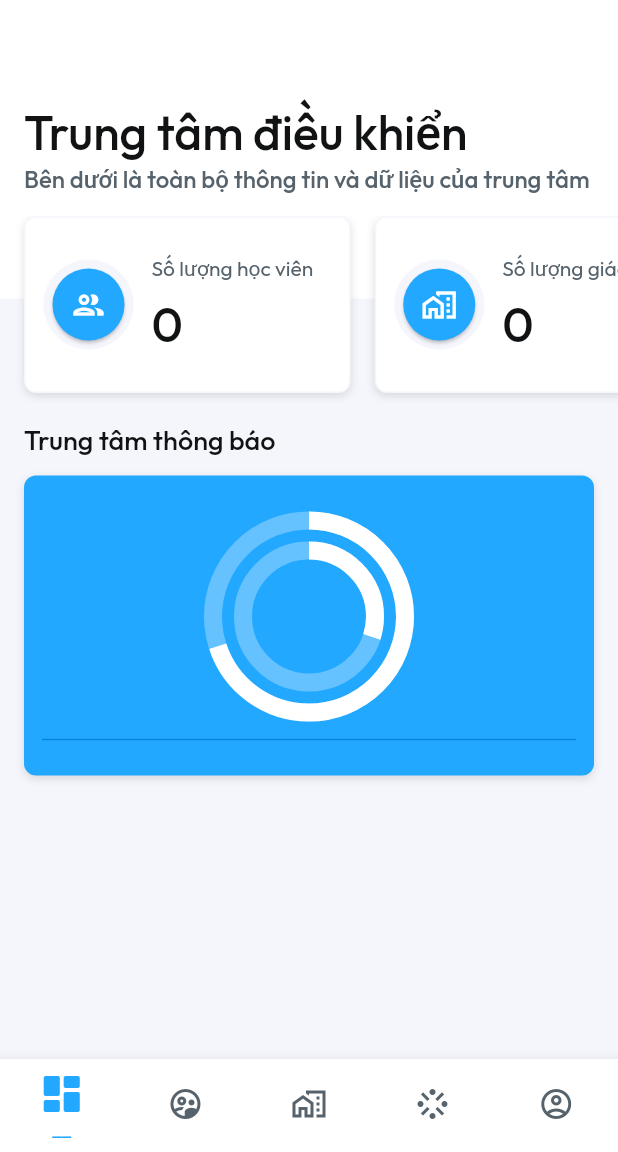
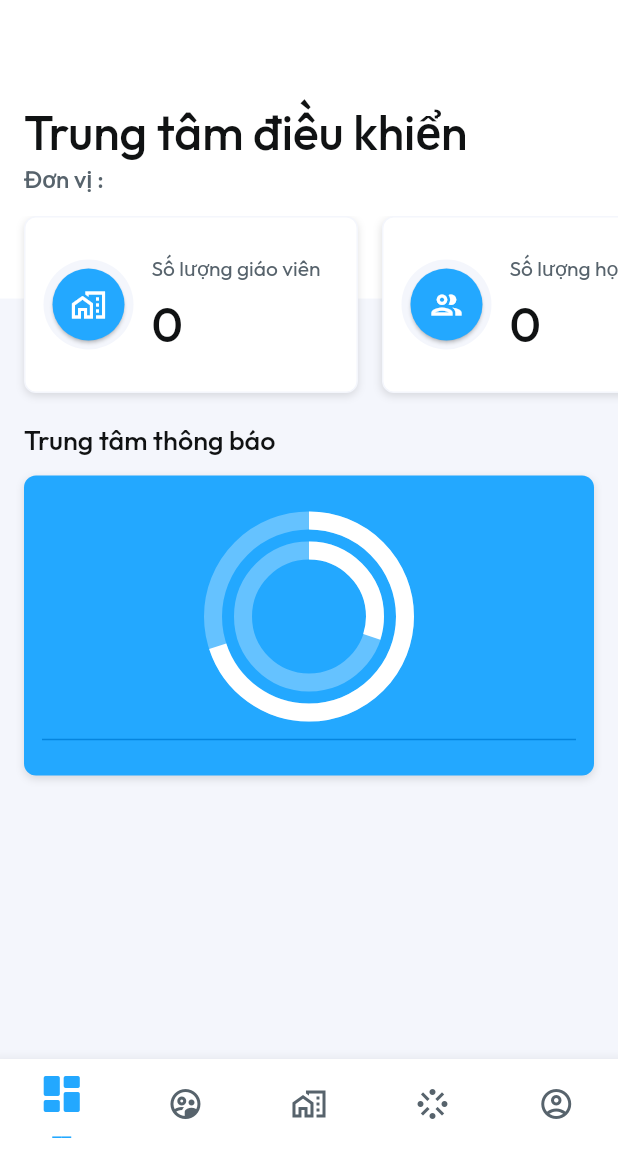
Before and after one commit to HarryNguyen2662/DashboardHANDTMOPHONG, a Flutter app: the screen it shows once a user with an empty profile is signed in, on a phone screen of 412 x 824 dp, the part 84-1236 px from its top. Run offline on Flutter 3.47's test engine with Material 3 defaults, Android fonts, the phone set to English and light mode, and no system bars; drawn by our look-alikes of flutter_animate, percent_indicator; our stand-ins replace auto_size_text, cached_network_image, font_awesome_flutter, from_css_color, go_router, google_fonts and 5 more; missing offline and left inert: json_path; accounts and stored records are empty; network calls fail.

Commit message:
update and fix error

```diff
--- a/lib/backend/API/API_trungtam.dart
+++ b/lib/backend/API/API_trungtam.dart
@@ -15,7 +15,6 @@ class TrungTamAPI {
   }
 
   Future<dynamic> getTrungTamByEmail(String Email) async {
-    print(123123);
     final response =
         await http.get(Uri.parse('$baseUrl/authtrungtambyEmail/$Email'));
     if (response.statusCode == 200) {
--- a/lib/components/web_nav/web_nav_widget.dart
+++ b/lib/components/web_nav/web_nav_widget.dart
@@ -363,7 +363,7 @@ class _WebNavWidgetState extends State<WebNavWidget> {
                   ),
                 ),
               ),
-              Padding(
+              /*Padding(
                 padding: EdgeInsetsDirectional.fromSTEB(0.0, 0.0, 0.0, 12.0),
                 child: InkWell(
                   splashColor: Colors.transparent,
@@ -421,7 +421,7 @@ class _WebNavWidgetState extends State<WebNavWidget> {
                     ),
                   ),
                 ),
-              ),
+              ),*/
               Padding(
                 padding: EdgeInsetsDirectional.fromSTEB(0.0, 0.0, 0.0, 12.0),
                 child: InkWell(
--- a/lib/pages/hocvien_listpage/hocvien_listpage_widget.dart
+++ b/lib/pages/hocvien_listpage/hocvien_listpage_widget.dart
@@ -428,7 +428,7 @@ class _MainCustomerListWidgetState extends State<MainCustomerListWidget>
                     color: FlutterFlowTheme.of(context).secondaryText,
                   ),
                   iconTwo: Icon(
-                    Icons.group,
+                    Icons.reduce_capacity,
                     color: FlutterFlowTheme.of(context).primary,
                   ),
                   iconThree: Icon(
@@ -449,7 +449,7 @@ class _MainCustomerListWidgetState extends State<MainCustomerListWidget>
                   textThree: FlutterFlowTheme.of(context).secondaryText,
                   textFour: FlutterFlowTheme.of(context).secondaryText,
                   iconFive: Icon(
-                    Icons.reduce_capacity,
+                    Icons.group,
                     color: FlutterFlowTheme.of(context).secondaryText,
                   ),
                   colorBgFive: FlutterFlowTheme.of(context).secondaryBackground,
--- a/lib/pages/home/home_widget.dart
+++ b/lib/pages/home/home_widget.dart
@@ -1,3 +1,5 @@
+import 'package:dashboardmophong2/auth/supabase_auth/auth_util.dart';
+
 import '/components/web_nav/web_nav_widget.dart';
 import '/flutter_flow/flutter_flow_animations.dart';
 import '/flutter_flow/flutter_flow_theme.dart';
@@ -25,7 +27,7 @@ class _HomeWidgetState extends State<HomeWidget> with TickerProviderStateMixin {
   late HomeModel _model;
 
   final scaffoldKey = GlobalKey<ScaffoldState>();
-
+  String display_nametrungtam = "";
   final animationsMap = <String, AnimationInfo>{};
 
   @override
@@ -801,7 +803,10 @@ class _HomeWidgetState extends State<HomeWidget> with TickerProviderStateMixin {
           !anim.applyInitialState),
       this,
     );
-
+    trungTamAPI.getTrungTamByEmail(currentUserEmail).then((value) {
+      print(value);
+      display_nametrungtam = value[0]['ten_trung_tam'];
+    });
     WidgetsBinding.instance.addPostFrameCallback((_) => setState(() {}));
   }
 
@@ -867,7 +872,7 @@ class _HomeWidgetState extends State<HomeWidget> with TickerProviderStateMixin {
                           color: FlutterFlowTheme.of(context).primary,
                         ),
                         iconTwo: Icon(
-                          Icons.group,
+                          Icons.reduce_capacity,
                           color: FlutterFlowTheme.of(context).secondaryText,
                         ),
                         iconThree: Icon(
@@ -891,7 +896,7 @@ class _HomeWidgetState extends State<HomeWidget> with TickerProviderStateMixin {
                         textThree: FlutterFlowTheme.of(context).secondaryText,
                         textFour: FlutterFlowTheme.of(context).secondaryText,
                         iconFive: Icon(
-                          Icons.reduce_capacity,
+                          Icons.group,
                           color: FlutterFlowTheme.of(context).secondaryText,
                         ),
                         colorBgFive:
@@ -996,9 +1001,10 @@ class _HomeWidgetState extends State<HomeWidget> with TickerProviderStateMixin {
                                               EdgeInsetsDirectional.fromSTEB(
                                                   16.0, 0.0, 0.0, 0.0),
                                           child: Text(
-                                            FFLocalizations.of(context).getText(
+                                            /*FFLocalizations.of(context).getText(
                                               '5rqb2iw5' /* Bên dưới là toàn bộ thông tin ... */,
-                                            ),
+                                            ),*/
+                                            "Đơn vị : ${display_nametrungtam}",
                                             textAlign: TextAlign.start,
                                             style: FlutterFlowTheme.of(context)
                                                 .titleSmall
@@ -1105,7 +1111,7 @@ class _HomeWidgetState extends State<HomeWidget> with TickerProviderStateMixin {
                                                                   12.0),
                                                           child: Icon(
                                                             Icons
-                                                                .group_outlined,
+                                                                .home_work_outlined,
                                                             color: FlutterFlowTheme
                                                                     .of(context)
                                                                 .primaryBtnText,
@@ -1115,7 +1121,7 @@ class _HomeWidgetState extends State<HomeWidget> with TickerProviderStateMixin {
                                                       ),
                                                     ).animateOnPageLoad(
                                                         animationsMap[
-                                                            'containerOnPageLoadAnimation2']!),
+                                                            'containerOnPageLoadAnimation4']!),
                                                     Padding(
                                                       padding:
                                                           EdgeInsets.all(12.0),
@@ -1133,7 +1139,7 @@ class _HomeWidgetState extends State<HomeWidget> with TickerProviderStateMixin {
                                                             FFLocalizations.of(
                                                                     context)
                                                                 .getText(
-                                                              'l0hc40ec' /* Số lượng học viên */,
+                                                              'dp4xwa5z' /* Số lượng giáo viên */,
                                                             ),
                                                             style: FlutterFlowTheme
                                                                     .of(context)
@@ -1152,7 +1158,7 @@ class _HomeWidgetState extends State<HomeWidget> with TickerProviderStateMixin {
                                                                 ),
                                                           ).animateOnPageLoad(
                                                               animationsMap[
-                                                                  'textOnPageLoadAnimation3']!),
+                                                                  'textOnPageLoadAnimation5']!),
                                                           Padding(
                                                             padding:
                                                                 EdgeInsetsDirectional
@@ -1165,9 +1171,10 @@ class _HomeWidgetState extends State<HomeWidget> with TickerProviderStateMixin {
                                                               /*FFLocalizations.of(
                                                                       context)
                                                                   .getText(
-                                                                'lre6rdv7' /* 24 */,
+                                                                'hn9rrhzi' /* 3,200 */,
                                                               ),*/
-                                                              Listhocvien.length
+                                                              Listgiaovien
+                                                                  .length
                                                                   .toString(),
                                                               style: FlutterFlowTheme
                                                                       .of(context)
@@ -1185,7 +1192,7 @@ class _HomeWidgetState extends State<HomeWidget> with TickerProviderStateMixin {
                                                                   ),
                                                             ).animateOnPageLoad(
                                                                 animationsMap[
-                                                                    'textOnPageLoadAnimation4']!),
+                                                                    'textOnPageLoadAnimation6']!),
                                                           ),
                                                         ],
                                                       ),
@@ -1194,7 +1201,7 @@ class _HomeWidgetState extends State<HomeWidget> with TickerProviderStateMixin {
                                                 ),
                                               ),
                                             ).animateOnPageLoad(animationsMap[
-                                                'containerOnPageLoadAnimation1']!),
+                                                'containerOnPageLoadAnimation3']!),
                                           ),
                                           Padding(
                                             padding:
@@ -1265,7 +1272,7 @@ class _HomeWidgetState extends State<HomeWidget> with TickerProviderStateMixin {
                                                                   12.0),
                                                           child: Icon(
                                                             Icons
-                                                                .home_work_outlined,
+                                                                .group_outlined,
                                                             color: FlutterFlowTheme
                                                                     .of(context)
                                                                 .primaryBtnText,
@@ -1275,7 +1282,7 @@ class _HomeWidgetState extends State<HomeWidget> with TickerProviderStateMixin {
                                                       ),
                                                     ).animateOnPageLoad(
                                                         animationsMap[
-                                                            'containerOnPageLoadAnimation4']!),
+                                                            'containerOnPageLoadAnimation2']!),
                                                     Padding(
                                                       padding:
                                                           EdgeInsets.all(12.0),
@@ -1293,7 +1300,7 @@ class _HomeWidgetState extends State<HomeWidget> with TickerProviderStateMixin {
                                                             FFLocalizations.of(
                                                                     context)
                                                                 .getText(
-                                                              'dp4xwa5z' /* Số lượng giáo viên */,
+                                                              'l0hc40ec' /* Số lượng học viên */,
                                                             ),
                                                             style: FlutterFlowTheme
                                                                     .of(context)
@@ -1312,7 +1319,7 @@ class _HomeWidgetState extends State<HomeWidget> with TickerProviderStateMixin {
                                                                 ),
                                                           ).animateOnPageLoad(
                                                               animationsMap[
-                                                                  'textOnPageLoadAnimation5']!),
+                                                                  'textOnPageLoadAnimation3']!),
                                                           Padding(
                                                             padding:
                                                                 EdgeInsetsDirectional
@@ -1325,10 +1332,9 @@ class _HomeWidgetState extends State<HomeWidget> with TickerProviderStateMixin {
                                                               /*FFLocalizations.of(
                                                                       context)
                                                                   .getText(
-                                                                'hn9rrhzi' /* 3,200 */,
+                                                                'lre6rdv7' /* 24 */,
                                                               ),*/
-                                                              Listgiaovien
-                                                                  .length
+                                                              Listhocvien.length
                                                                   .toString(),
                                                               style: FlutterFlowTheme
                                                                       .of(context)
@@ -1346,7 +1352,7 @@ class _HomeWidgetState extends State<HomeWidget> with TickerProviderStateMixin {
                                                                   ),
                                                             ).animateOnPageLoad(
                                                                 animationsMap[
-                                                                    'textOnPageLoadAnimation6']!),
+                                                                    'textOnPageLoadAnimation4']!),
                                                           ),
                                                         ],
                                                       ),
@@ -1355,7 +1361,7 @@ class _HomeWidgetState extends State<HomeWidget> with TickerProviderStateMixin {
                                                 ),
                                               ),
                                             ).animateOnPageLoad(animationsMap[
-                                                'containerOnPageLoadAnimation3']!),
+                                                'containerOnPageLoadAnimation1']!),
                                           ),
                                           Padding(
                                             padding:
@@ -1484,11 +1490,17 @@ class _HomeWidgetState extends State<HomeWidget> with TickerProviderStateMixin {
                                                                         0.0,
                                                                         0.0),
                                                             child: Text(
-                                                              FFLocalizations.of(
+                                                              /*FFLocalizations.of(
                                                                       context)
                                                                   .getText(
                                                                 'kxkp8lkh' /* 4300 */,
-                                                              ),
+                                                              ),*/
+                                                              Listhocvien.where(
+                                                                      (hocvien) =>
+                                                                          hocvien[
+                                                                              'kich_hoat'])
+                                                                  .length
+                                                                  .toString(),
                                                               style: FlutterFlowTheme
                                                                       .of(context)
                                                                   .displaySmall
--- a/lib/pages/main_profile_page/main_profile_page_widget.dart
+++ b/lib/pages/main_profile_page/main_profile_page_widget.dart
@@ -150,7 +150,7 @@ class _MainProfilePageWidgetState extends State<MainProfilePageWidget>
                         color: FlutterFlowTheme.of(context).secondaryText,
                       ),
                       iconTwo: Icon(
-                        Icons.group,
+                        Icons.reduce_capacity,
                         color: FlutterFlowTheme.of(context).secondaryText,
                       ),
                       iconThree: Icon(
@@ -174,7 +174,7 @@ class _MainProfilePageWidgetState extends State<MainProfilePageWidget>
                       textThree: FlutterFlowTheme.of(context).secondaryText,
                       textFour: FlutterFlowTheme.of(context).primaryText,
                       iconFive: Icon(
-                        Icons.reduce_capacity,
+                        Icons.group,
                         color: FlutterFlowTheme.of(context).secondaryText,
                       ),
                       colorBgFive:
```
Also changed, not shown: lib/components/GiaovienCard/giaovien_card_widget.dart (+3 -5 lines), lib/components/HocvienCard/hocvien_card_widget.dart (+19 -28 lines), lib/components/addingcard/addingcard_widget.dart (+6 -2 lines), lib/components/addingcard2/addingcard2_widget.dart (+6 -2 lines), lib/pages/giaovien_listpage/giaovien_listpage_widget.dart (+5 -27 lines), 57 other files. Lines whose indentation alone changed are shown as unchanged.
